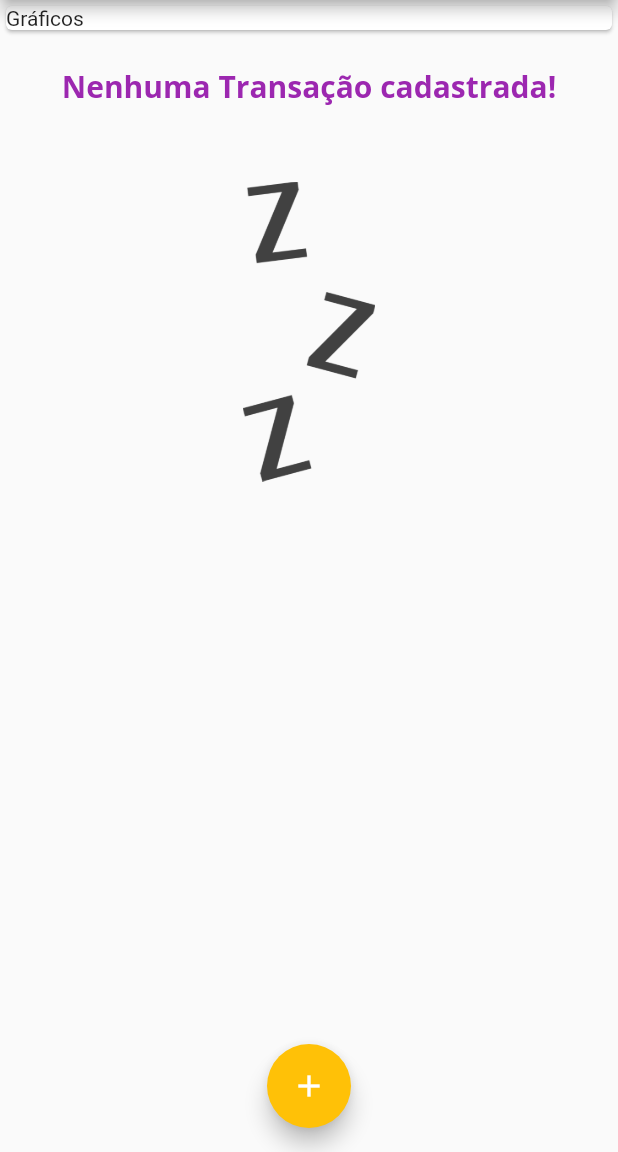
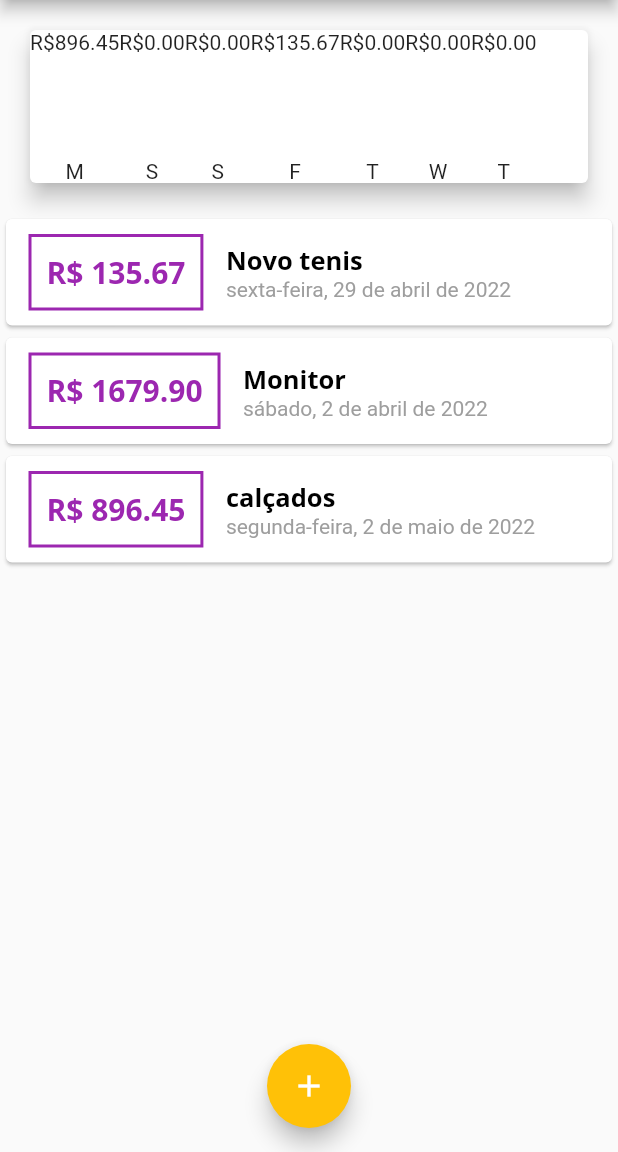
Before and after one commit to WellysonP/Depesas_Pessoais, a Flutter app: the screen it shows after launch, on a phone screen of 412 x 824 dp, the part 84-1236 px from its top. Run offline on Flutter 3.47's test engine with Material 2 defaults, Android fonts, the phone set to English and light mode, and no system bars.

Commit message:
Adicionado card de gráfico estrutura inicial

```diff
--- a/lib/componentes/chart.dart
+++ b/lib/componentes/chart.dart
@@ -1,13 +1,14 @@
 import 'package:flutter/material.dart';
 import "../models/transaction.dart";
 import 'package:intl/intl.dart';
+import 'chart_bar.dart';
 
 class Chart extends StatelessWidget {
   final List<Transaction> recentTransaction;
 
-  Chart(this.recentTransaction);
+  const Chart(this.recentTransaction, {Key? key}) : super(key: key);
 
-  List<Map<String, Object>> get groupTransactions {
+  List<Map<String, Object>> get groupedTransactions {
     return List.generate(7, (index) {
       final weekDay = DateTime.now().subtract(
         Duration(days: index),
@@ -15,7 +16,7 @@ class Chart extends StatelessWidget {
 
       double totalSum = 0.00;
 
-      for (var i = 0; 1 < recentTransaction.length; i++) {
+      for (var i = 0; i < recentTransaction.length; i++) {
         bool sameDay = recentTransaction[i].date.day == weekDay.day;
         bool sameMonth = recentTransaction[i].date.month == weekDay.month;
         bool sameYear = recentTransaction[i].date.year == weekDay.year;
@@ -25,11 +26,8 @@ class Chart extends StatelessWidget {
         }
       }
 
-      print(DateFormat.E().format(weekDay)[0]);
-      print(totalSum);
-
       return {
-        "day": DateFormat.E().format(weekDay)[0],
+        'day': DateFormat.E().format(weekDay)[0],
         "value": totalSum,
       };
     });
@@ -37,11 +35,18 @@ class Chart extends StatelessWidget {
 
   @override
   Widget build(BuildContext context) {
+    groupedTransactions;
     return Card(
-      elevation: 10,
-      margin: EdgeInsets.all(20),
+      elevation: 6,
+      margin: const EdgeInsets.all(20),
       child: Row(
-        children: [],
+        children: groupedTransactions.map((tr) {
+          return ChartBar(
+            label: tr['day'] as String,
+            value: tr["value"] as double,
+            percentage: 0,
+          );
+        }).toList(),
       ),
     );
   }
--- /dev/null
+++ b/lib/componentes/chart_bar.dart
@@ -0,0 +1,27 @@
+import 'package:flutter/material.dart';
+
+class ChartBar extends StatelessWidget {
+  final String label;
+  final double value;
+  final double percentage;
+
+  ChartBar(
+      {required this.label, required this.value, required this.percentage});
+
+  @override
+  Widget build(BuildContext context) {
+    return Column(
+      children: [
+        Text("R\$${value.toStringAsFixed(2)}"),
+        SizedBox(height: 5),
+        Container(
+          height: 60,
+          width: 10,
+          child: null,
+        ),
+        SizedBox(height: 5),
+        Text(label),
+      ],
+    );
+  }
+}
--- a/lib/main.dart
+++ b/lib/main.dart
@@ -5,6 +5,7 @@ import 'componentes/transactions_form.dart';
 import 'componentes/transactions_list.dart';
 import 'models/transaction.dart';
 import 'package:flutter_localizations/flutter_localizations.dart';
+import './componentes/chart.dart';
 
 main() => runApp(ExpensesApp());
 
@@ -51,7 +52,32 @@ class MyHomePage extends StatefulWidget {
 }
 
 class _MyHomePageState extends State<MyHomePage> {
-  final List<Transaction> _transactions = [];
+  final List<Transaction> _transactions = [
+    Transaction(
+        id: "t1",
+        title: "Novo tenis",
+        value: 135.67,
+        date: DateTime.now().subtract(Duration(days: 3))),
+    Transaction(
+        id: "t2",
+        title: "Monitor",
+        value: 1679.90,
+        date: DateTime.now().subtract(Duration(days: 30))),
+    Transaction(
+      id: "t3",
+      title: "calçados",
+      value: 896.45,
+      date: DateTime.now(),
+    ),
+  ];
+
+  List<Transaction> get _recentTransacrions {
+    return _transactions.where((tr) {
+      return tr.date.isAfter(DateTime.now().subtract(
+        Duration(days: 7),
+      ));
+    }).toList();
+  }
 
   _addTransaction(String title, double value) {
     final newTransaction = Transaction(
@@ -92,12 +118,7 @@ class _MyHomePageState extends State<MyHomePage> {
         child: Column(
           crossAxisAlignment: CrossAxisAlignment.stretch,
           children: [
-            Container(
-              width: double.infinity,
-              child: Card(
-                child: Text("Gráficos"),
-              ),
-            ),
+            Chart(_recentTransacrions),
             TransactionList(_transactions),
           ],
         ),
```
